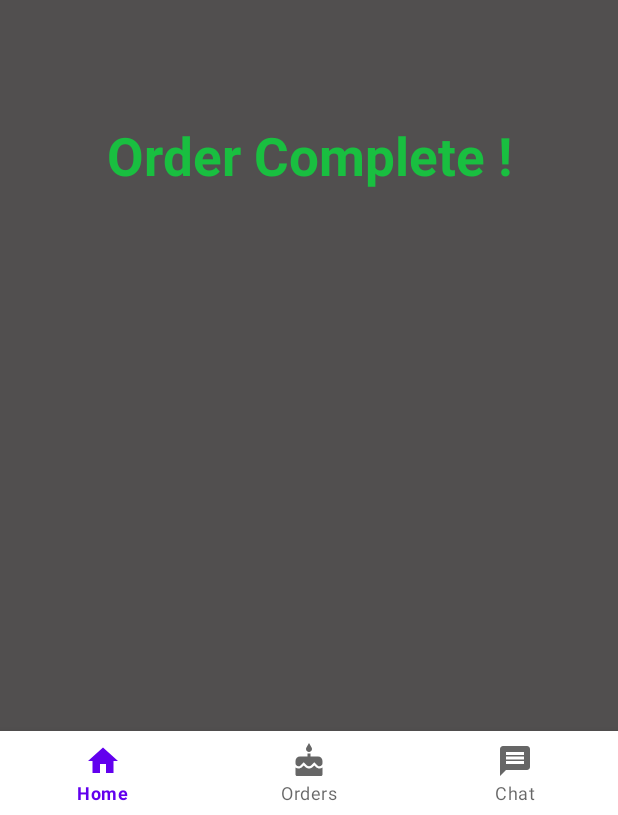
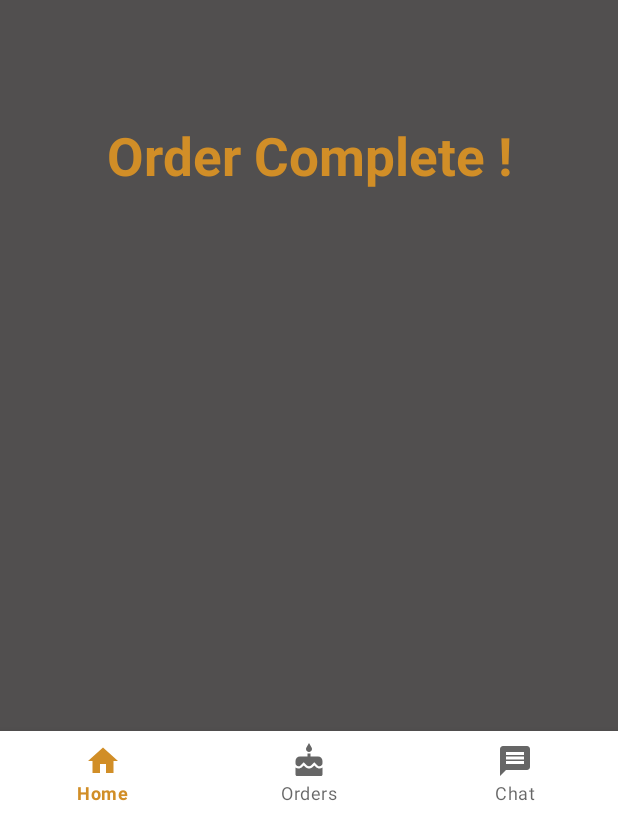
Before and after one commit to OskarLasota/BolosAssuncao, an Android app: the OrderSuccessFragment screen opened through its navigation route, on a phone screen of 412 x 824 dp, the part 421-1236 px from its top. Run offline under Robolectric (Android 15) with nearby library versions, the light colour scheme and no system bars; our stand-ins replace Room's generated code, navigation-ui; 1 statement that could not run was skipped.

Commit message:
adjust: adjusted colour scheme of UI@

```diff
--- a/app/src/main/res/layout/activity_login.xml
+++ b/app/src/main/res/layout/activity_login.xml
@@ -94,7 +94,7 @@
         app:layout_constraintRight_toLeftOf="@id/btn_nav_register"
         app:layout_constraintTop_toBottomOf="@id/til_password"
         app:layout_constraintBottom_toBottomOf="parent"
-        android:backgroundTint="@color/colorPrimary"
+        android:backgroundTint="@color/brownish"
         android:text="Log in"
         />
 
@@ -106,7 +106,7 @@
         app:layout_constraintRight_toRightOf="parent"
         app:layout_constraintTop_toBottomOf="@id/til_password"
         app:layout_constraintBottom_toBottomOf="parent"
-        android:backgroundTint="@color/colorPrimary"
+        android:backgroundTint="@color/brownish"
         android:text="Register"
         />
 
--- a/app/src/main/res/layout/activity_register.xml
+++ b/app/src/main/res/layout/activity_register.xml
@@ -142,7 +142,7 @@
         app:layout_constraintRight_toRightOf="parent"
         app:layout_constraintTop_toBottomOf="@id/til_repeat_password"
         app:layout_constraintBottom_toBottomOf="parent"
-        android:backgroundTint="@color/colorPrimary"
+        android:backgroundTint="@color/brownish"
         android:text="Create Account"
         />
 
--- a/app/src/main/res/layout/fragment_addproduct.xml
+++ b/app/src/main/res/layout/fragment_addproduct.xml
@@ -130,7 +130,7 @@
         android:layout_height="wrap_content"
         app:layout_constraintLeft_toLeftOf="parent"
         app:layout_constraintRight_toRightOf="parent"
-        android:backgroundTint="@color/colorPrimary"
+        android:backgroundTint="@color/brownish"
         android:text="Submit"
         app:layout_constraintTop_toBottomOf="@id/iv_selectimage"
         app:layout_constraintBottom_toBottomOf="parent"
--- a/app/src/main/res/layout/fragment_editproduct.xml
+++ b/app/src/main/res/layout/fragment_editproduct.xml
@@ -116,7 +116,7 @@
         app:layout_constraintTop_toBottomOf="@id/til_editprice"
         app:layout_constraintBottom_toBottomOf="parent"
         android:text="Update"
-        android:backgroundTint="@color/colorPrimary"
+        android:backgroundTint="@color/brownish"
         />
 
 </androidx.constraintlayout.widget.ConstraintLayout>
--- a/app/src/main/res/layout/fragment_loginrequired.xml
+++ b/app/src/main/res/layout/fragment_loginrequired.xml
@@ -38,7 +38,7 @@
         android:layout_width="wrap_content"
         android:layout_height="wrap_content"
         app:layout_constraintLeft_toLeftOf="parent"
-        android:backgroundTint="@color/colorPrimary"
+        android:backgroundTint="@color/brownish"
         app:layout_constraintRight_toRightOf="parent"
         app:layout_constraintTop_toBottomOf="@+id/tv_label1"
         app:layout_constraintBottom_toBottomOf="parent"
--- a/app/src/main/res/layout/fragment_ordersuccess.xml
+++ b/app/src/main/res/layout/fragment_ordersuccess.xml
@@ -29,7 +29,7 @@
         app:layout_constraintBottom_toBottomOf="parent"
         android:textSize="35sp"
         android:textStyle="bold"
-        android:textColor="#19BF40"
+        android:textColor="@color/brownish"
         android:text="Order Complete !"
         />
 
--- a/app/src/main/res/layout/fragment_productpreview.xml
+++ b/app/src/main/res/layout/fragment_productpreview.xml
@@ -107,7 +107,7 @@
             android:layout_height="wrap_content"
             app:borderWidth="0dp"
             app:elevation="4dp"
-            android:backgroundTint="@color/colorPrimary"
+            android:backgroundTint="@color/brownish"
             android:src="@drawable/ic_add_shopping_cart_black_24dp"
             />
 
--- a/app/src/main/res/values/colors.xml
+++ b/app/src/main/res/values/colors.xml
@@ -5,4 +5,6 @@
     <color name="colorAccent">#03DAC5</color>
     <color name="grey">#514F4F</color>
     <color name="transparent">#0000</color>
+    <color name="brownish">#d18e27</color>
+    <color name="browner">#af741a</color>
 </resources>
--- a/app/src/main/res/values/styles.xml
+++ b/app/src/main/res/values/styles.xml
@@ -3,9 +3,9 @@
     <!-- Base application theme. -->
     <style name="AppTheme" parent="Base.Theme.MaterialComponents.Light.DarkActionBar">
         <!-- Customize your theme here. -->
-        <item name="colorPrimary">@color/colorPrimary</item>
-        <item name="colorPrimaryDark">@color/colorPrimaryDark</item>
-        <item name="colorAccent">@color/colorAccent</item>
+        <item name="colorPrimary">@color/brownish</item>
+        <item name="colorPrimaryDark">@color/browner</item>
+        <item name="colorAccent">@color/brownish</item>
         <!--Removing actionbar-->
         <item name="windowActionBar">false</item>
         <item name="windowNoTitle">true</item>
```
